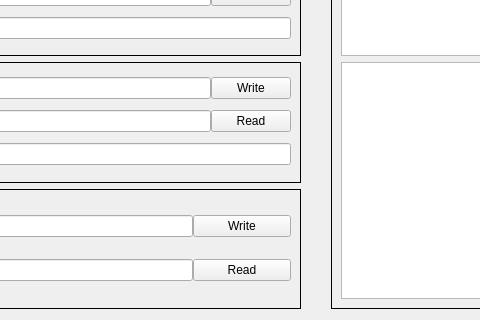
This is RF_Driver_Debug_Tool/sp9500x/sp9500x_fpga.ui in Andydingbing/SPC5 as Qt 5 draws it before an edit; both pictures show x 141 to 621 and y 202 to 522 of the 913 by 522 pixel window. The edited form follows.
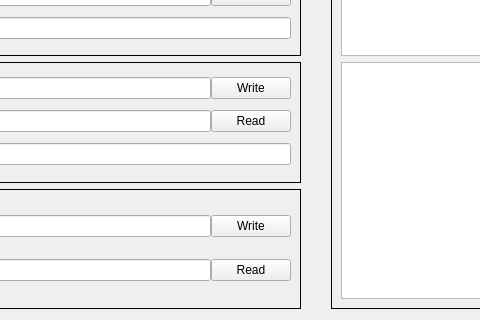
This is the edited form.

```diff
--- a/RF_Driver_Debug_Tool/sp9500x/sp9500x_fpga.ui
+++ b/RF_Driver_Debug_Tool/sp9500x/sp9500x_fpga.ui
@@ -392,12 +392,6 @@
           </item>
           <item>
            <widget class="QPushButton" name="pushButtonWriteAD998X">
-            <property name="sizePolicy">
-             <sizepolicy hsizetype="Expanding" vsizetype="Fixed">
-              <horstretch>2</horstretch>
-              <verstretch>0</verstretch>
-             </sizepolicy>
-            </property>
             <property name="text">
              <string>Write</string>
             </property>
@@ -444,12 +438,6 @@
           </item>
           <item>
            <widget class="QPushButton" name="pushButtonReadAD998X">
-            <property name="sizePolicy">
-             <sizepolicy hsizetype="Expanding" vsizetype="Fixed">
-              <horstretch>2</horstretch>
-              <verstretch>0</verstretch>
-             </sizepolicy>
-            </property>
             <property name="text">
              <string>Read</string>
             </property>
```
Left out of the diff: 12 changed lines with no effect on the pictures.
